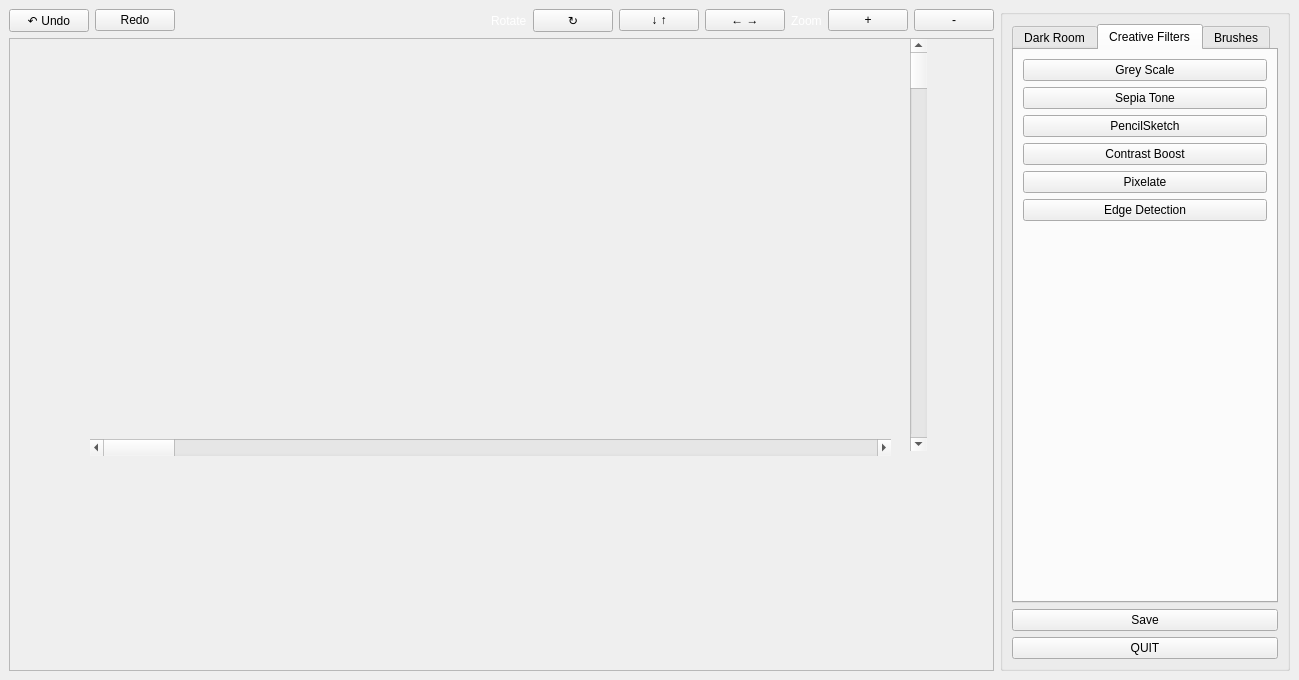
The window that Fotoshop/workingwindow.ui (Hardikp16/CS340) describes before a commit, drawn with Qt 5.
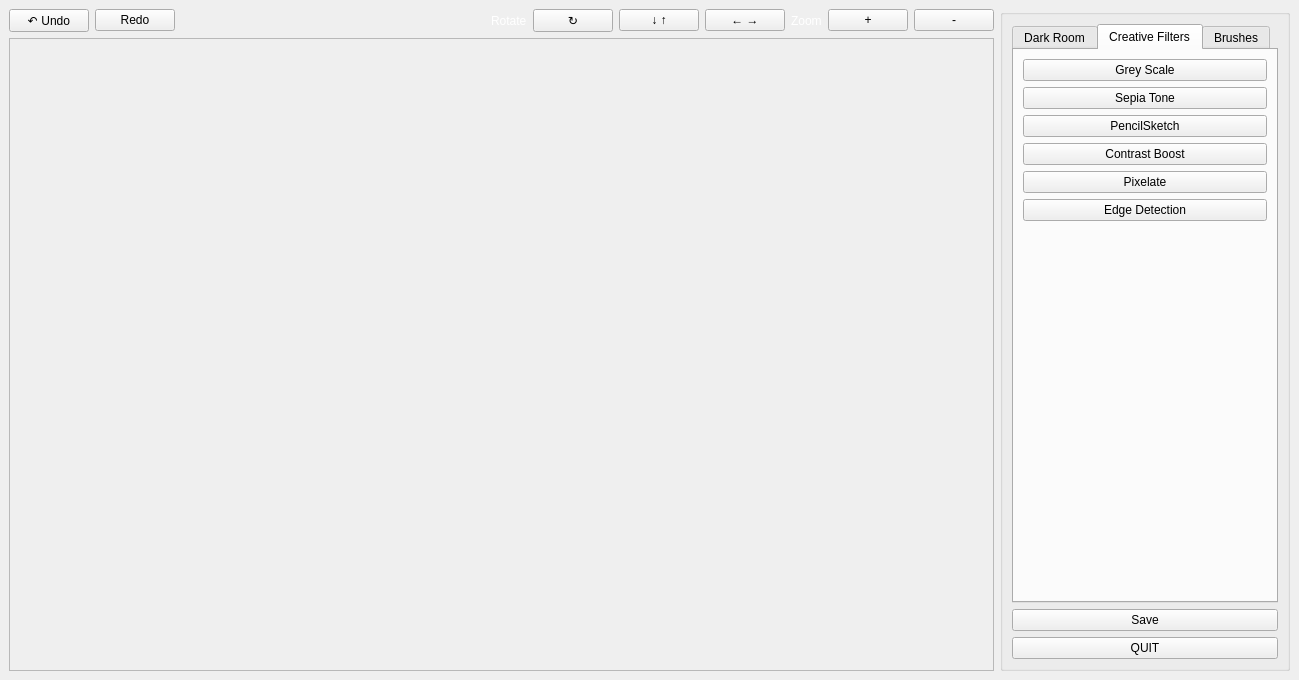
The same window after the commit.

```diff
--- a/Fotoshop/workingwindow.ui
+++ b/Fotoshop/workingwindow.ui
@@ -46,45 +46,15 @@
            <height>433</height>
           </rect>
          </property>
+         <layout class="QGridLayout" name="gridLayout">
+          <item row="0" column="0">
          <widget class="QLabel" name="imageLabel">
-          <property name="geometry">
-           <rect>
-            <x>90</x>
-            <y>80</y>
-            <width>211</width>
-            <height>251</height>
-           </rect>
-          </property>
           <property name="text">
            <string/>
           </property>
          </widget>
-         <widget class="QScrollBar" name="verticalScrollBar">
-          <property name="geometry">
-           <rect>
-            <x>900</x>
-            <y>0</y>
-            <width>17</width>
-            <height>412</height>
-           </rect>
-          </property>
-          <property name="orientation">
-           <enum>Qt::Vertical</enum>
-          </property>
-         </widget>
-         <widget class="QScrollBar" name="horizontalScrollBar">
-          <property name="geometry">
-           <rect>
-            <x>80</x>
-            <y>400</y>
-            <width>801</width>
-            <height>17</height>
-           </rect>
-          </property>
-          <property name="orientation">
-           <enum>Qt::Horizontal</enum>
-          </property>
-         </widget>
+          </item>
+         </layout>
         </widget>
        </widget>
       </item>
```
Lines whose indentation alone changed are shown as unchanged.
